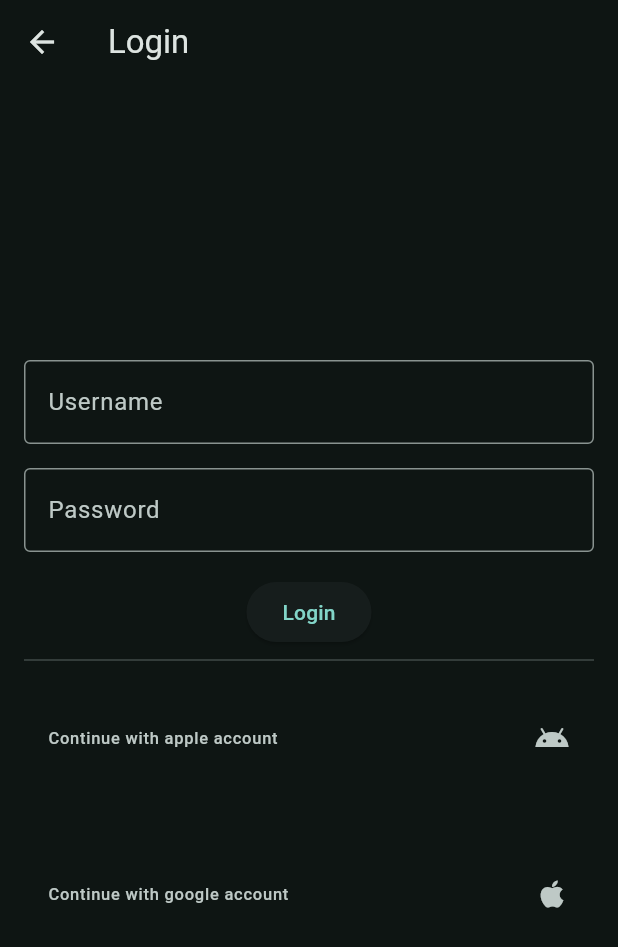
After one commit to 43r361/chronos_frontend, a Flutter app: the LoginPage screen opened directly, on a phone screen of 412 x 824 dp. The commit adds this screen. Shown: the top 947 px of the screen. Run offline on Flutter 3.47's test engine with Material 3 defaults, Android fonts, the phone set to English and light mode, and no system bars; our stand-ins replace table_calendar.

Commit message:
Login Page base

```diff
--- a/lib/main.dart
+++ b/lib/main.dart
@@ -1,5 +1,6 @@
 import 'package:flutter/material.dart';
 import 'package:frontend/data/notifiers.dart';
+import 'package:frontend/views/pages/login_page.dart';
 import 'package:frontend/views/widget_tree.dart';
 
 void main() {
--- /dev/null
+++ b/lib/views/pages/login_page.dart
@@ -0,0 +1,73 @@
+import 'package:flutter/material.dart';
+import 'package:url_launcher/url_launcher.dart';
+import 'package:url_launcher/url_launcher_string.dart';
+
+class LoginPage extends StatefulWidget {
+  LoginPage({Key? key}) : super(key: key);
+
+  @override
+  State<LoginPage> createState() => _LoginPageState();
+}
+
+class _LoginPageState extends State<LoginPage> {
+  TextEditingController? password;
+
+  TextEditingController? username;
+
+  @override
+  Widget build(BuildContext context) {
+    return Scaffold(
+      appBar: AppBar(title: Text('Login')),
+      body: Padding(
+        padding: const EdgeInsets.all(16.0),
+        child: Column(
+          mainAxisAlignment: MainAxisAlignment.center,
+          children: <Widget>[
+            TextField(
+              controller: username,
+              decoration: InputDecoration(
+                labelText: 'Username',
+                border: OutlineInputBorder(),
+              ),
+            ),
+            SizedBox(height: 16.0),
+            TextField(
+              controller: password,
+              decoration: InputDecoration(
+                labelText: 'Password',
+                border: OutlineInputBorder(),
+              ),
+              obscureText: true,
+            ),
+            SizedBox(height: 16.0),
+            ElevatedButton(
+              onPressed: () {
+                print(password?.text);
+                print(username?.text);
+              },
+              child: Text('Login'),
+            ),
+            Divider(),
+            GestureDetector(
+              onTap:
+                  () { launchUrlString("http://localhost:8393/auth/google/callback");
+                    // TODO this might not be the best way
+                  },
+              child: ListTile(
+                contentPadding: const EdgeInsets.all(16.0),
+                leading: Text("Continue with apple account"),
+                trailing: Icon(Icons.android),
+              ),
+            ),
+            SizedBox(height: 16.0),
+            ListTile(
+              contentPadding: const EdgeInsets.all(16.0),
+              leading: Text("Continue with google account"),
+              trailing: Icon(Icons.apple),
+            ),
+          ],
+        ),
+      ),
+    );
+  }
+}
--- a/pubspec.yaml
+++ b/pubspec.yaml
@@ -2,7 +2,7 @@ name: frontend
 description: "A new Flutter project."
 # The following line prevents the package from being accidentally published to
 # pub.dev using `flutter pub publish`. This is preferred for private packages.
-publish_to: 'none' # Remove this line if you wish to publish to pub.dev
+publish_to: "none" # Remove this line if you wish to publish to pub.dev
 
 # The following defines the version and build number for your application.
 # A version number is three numbers separated by dots, like 1.2.43
@@ -30,6 +30,7 @@ environment:
 dependencies:
   flutter:
     sdk: flutter
+  url_launcher: ^6.3.1
 
   # The following adds the Cupertino Icons font to your application.
   # Use with the CupertinoIcons class for iOS style icons.
@@ -47,13 +48,11 @@ dev_dependencies:
   # rules and activating additional ones.
   flutter_lints: ^5.0.0
 
-
 # For information on the generic Dart part of this file, see the
 # following page: https://dart.dev/tools/pub/pubspec
 
 # The following section is specific to Flutter packages.
 flutter:
-
   # The following line ensures that the Material Icons font is
   # included with your application, so that you can use the icons in
   # the material Icons class.
```
Also changed, not shown: 1 other file.
